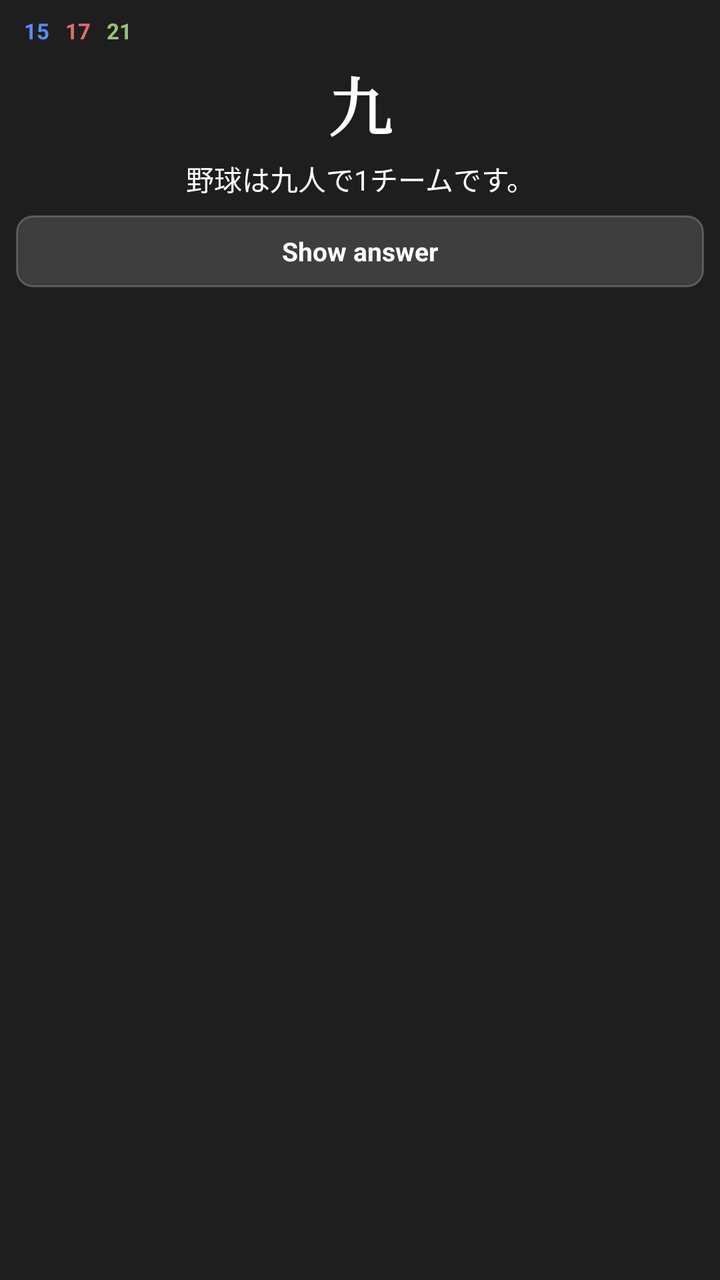
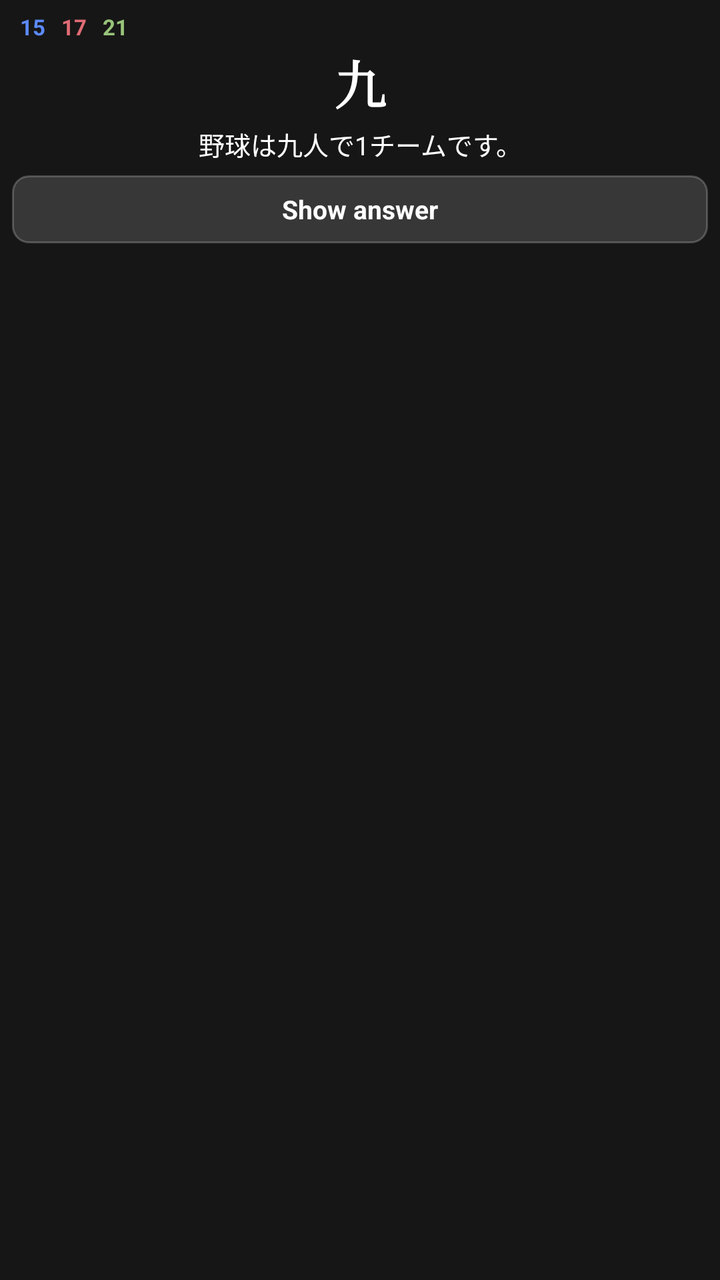

Before-and-after screenshots of an Android layout around one commit, followed by the original layout XML and the change that was made.
<!-- AndroidManifest.xml: application theme android:Theme.Material.NoActionBar -->
<!-- res/layout/notification_saku_compact.xml -->
<?xml version="1.0" encoding="utf-8"?>
<FrameLayout xmlns:android="http://schemas.android.com/apk/res/android"
    android:layout_width="match_parent"
    android:layout_height="wrap_content"
    android:background="#1E1E1E"
    android:padding="8dp">

    
    <LinearLayout
        android:id="@+id/layout_front"
        android:layout_width="match_parent"
        android:layout_height="wrap_content"
        android:orientation="vertical"
        android:gravity="center_horizontal"
        android:visibility="visible">

        
        <LinearLayout
            android:layout_width="match_parent"
            android:layout_height="wrap_content"
            android:orientation="horizontal"
            android:gravity="center_vertical"
            android:paddingHorizontal="4dp"
            android:paddingBottom="4dp">

            <TextView
                android:id="@+id/tv_front_count_new"
                android:layout_width="wrap_content"
                android:layout_height="wrap_content"
                android:text="15"
                android:textColor="#5C8AFF"
                android:textSize="11sp"
                android:textStyle="bold" />

            <TextView
                android:id="@+id/tv_front_count_learn"
                android:layout_width="wrap_content"
                android:layout_height="wrap_content"
                android:layout_marginStart="8dp"
                android:text="17"
                android:textColor="#E06C75"
                android:textSize="11sp"
                android:textStyle="bold" />

            <TextView
                android:id="@+id/tv_front_count_review"
                android:layout_width="wrap_content"
                android:layout_height="wrap_content"
                android:layout_marginStart="8dp"
                android:text="21"
                android:textColor="#98C379"
                android:textSize="11sp"
                android:textStyle="bold" />
        </LinearLayout>

        
        <TextView
            android:id="@+id/tv_front_kanji"
            android:layout_width="wrap_content"
            android:layout_height="wrap_content"
            android:gravity="center"
            android:text="九"
            android:textColor="@android:color/white"
            android:textSize="32sp"
            android:textStyle="bold"
            android:fontFamily="serif"
            android:layout_marginTop="2dp" />

        
        <TextView
            android:id="@+id/tv_front_sentence"
            android:layout_width="match_parent"
            android:layout_height="wrap_content"
            android:gravity="center"
            android:text="野球は九人で1チームです。"
            android:textColor="@android:color/white"
            android:textSize="14sp"
            android:layout_marginTop="4dp"
            android:maxLines="2"
            android:ellipsize="end" />

        
        <TextView
            android:id="@+id/btn_front_show_answer"
            android:layout_width="match_parent"
            android:layout_height="36dp"
            android:layout_marginTop="8dp"
            android:gravity="center"
            android:text="Show answer"
            android:textColor="@android:color/white"
            android:textSize="13sp"
            android:textStyle="bold"
            android:background="@drawable/bg_button_ease" />
    </LinearLayout>

    
    <LinearLayout
        android:id="@+id/layout_back"
        android:layout_width="match_parent"
        android:layout_height="wrap_content"
        android:orientation="vertical"
        android:gravity="center_horizontal"
        android:visibility="gone">

        
        <LinearLayout
            android:layout_width="match_parent"
            android:layout_height="wrap_content"
            android:orientation="horizontal"
            android:gravity="center_vertical"
            android:paddingHorizontal="4dp"
            android:paddingBottom="2dp">

            <TextView
                android:id="@+id/tv_back_count_new"
                android:layout_width="wrap_content"
                android:layout_height="wrap_content"
                android:text="15"
                android:textColor="#5C8AFF"
                android:textSize="11sp"
                android:textStyle="bold" />

            <TextView
                android:id="@+id/tv_back_count_learn"
                android:layout_width="wrap_content"
                android:layout_height="wrap_content"
                android:layout_marginStart="8dp"
                android:text="17"
                android:textColor="#E06C75"
                android:textSize="11sp"
                android:textStyle="bold" />

            <TextView
                android:id="@+id/tv_back_count_review"
                android:layout_width="wrap_content"
                android:layout_height="wrap_content"
                android:layout_marginStart="8dp"
                android:text="21"
                android:textColor="#98C379"
                android:textSize="11sp"
                android:textStyle="bold" />
        </LinearLayout>

        
        <TextView
            android:id="@+id/tv_back_furigana"
            android:layout_width="wrap_content"
            android:layout_height="wrap_content"
            android:gravity="center"
            android:text="きゅう"
            android:textColor="#CCCCCC"
            android:textSize="12sp" />

        
        <TextView
            android:id="@+id/tv_back_kanji"
            android:layout_width="wrap_content"
            android:layout_height="wrap_content"
            android:gravity="center"
            android:text="九"
            android:textColor="@android:color/white"
            android:textSize="30sp"
            android:textStyle="bold"
            android:fontFamily="serif" />

        
        <TextView
            android:id="@+id/tv_back_meaning"
            android:layout_width="wrap_content"
            android:layout_height="wrap_content"
            android:gravity="center"
            android:text="nine"
            android:textColor="@android:color/white"
            android:textSize="15sp"
            android:textStyle="bold" />

        
        <ImageView
            android:id="@+id/iv_back_sentence_canvas"
            android:layout_width="wrap_content"
            android:layout_height="wrap_content"
            android:layout_gravity="center_horizontal"
            android:layout_marginTop="4dp"
            android:adjustViewBounds="true"
            android:visibility="gone" />

        
        <TextView
            android:id="@+id/tv_back_example_furigana"
            android:layout_width="match_parent"
            android:layout_height="wrap_content"
            android:gravity="center"
            android:text="や きゅう   きゅうにん   ひと"
            android:textColor="#6CA0DC"
            android:textSize="10sp"
            android:layout_marginTop="4dp"
            android:maxLines="1" />

        
        <TextView
            android:id="@+id/tv_back_example_sentence"
            android:layout_width="match_parent"
            android:layout_height="wrap_content"
            android:gravity="center"
            android:text="野球は九人で1チームです。"
            android:textColor="@android:color/white"
            android:textSize="13sp"
            android:maxLines="1"
            android:ellipsize="end" />

        
        <TextView
            android:id="@+id/tv_back_example_trans"
            android:layout_width="match_parent"
            android:layout_height="wrap_content"
            android:gravity="center"
            android:text="In baseball there are nine people on one team."
            android:textColor="#AAAAAA"
            android:textSize="11sp"
            android:layout_marginTop="2dp"
            android:maxLines="1"
            android:ellipsize="end" />

        
        <LinearLayout
            android:layout_width="match_parent"
            android:layout_height="36dp"
            android:layout_marginTop="8dp"
            android:orientation="horizontal"
            android:gravity="center">

            <TextView
                android:id="@+id/btn_back_again"
                android:layout_width="0dp"
                android:layout_height="match_parent"
                android:layout_weight="1"
                android:layout_marginEnd="4dp"
                android:gravity="center"
                android:text="Again"
                android:textColor="#FF6B6B"
                android:textSize="12sp"
                android:textStyle="bold"
                android:background="@drawable/bg_button_ease" />

            <TextView
                android:id="@+id/btn_back_hard"
                android:layout_width="0dp"
                android:layout_height="match_parent"
                android:layout_weight="1"
                android:layout_marginEnd="4dp"
                android:gravity="center"
                android:text="Hard"
                android:textColor="#FFA94D"
                android:textSize="12sp"
                android:textStyle="bold"
                android:background="@drawable/bg_button_ease" />

            <TextView
                android:id="@+id/btn_back_open_anki"
                android:layout_width="0dp"
                android:layout_height="match_parent"
                android:layout_weight="1.2"
                android:gravity="center"
                android:text="Open Anki"
                android:textColor="#74C0FC"
                android:textSize="12sp"
                android:textStyle="bold"
                android:background="@drawable/bg_button_ease" />
        </LinearLayout>
    </LinearLayout>

</FrameLayout>
<!-- resources referenced by this layout -->
<resources>
  <!-- drawable bg_button_ease (drawable) -->
  <?xml version="1.0" encoding="utf-8"?>
  <shape xmlns:android="http://schemas.android.com/apk/res/android"
      android:shape="rectangle">
      <corners android:radius="8dp" />
      <solid android:color="#24FFFFFF" />
      <stroke
          android:width="1dp"
          android:color="#36FFFFFF" />
  </shape>
</resources>

<!-- the commit's change to res/layout/notification_saku_compact.xml (unified diff, before → after) -->
@@ -2,8 +2,8 @@
 <FrameLayout xmlns:android="http://schemas.android.com/apk/res/android"
     android:layout_width="match_parent"
     android:layout_height="wrap_content"
-    android:background="#1E1E1E"
-    android:padding="8dp">
+    android:background="#161616"
+    android:padding="6dp">
 
     
     <LinearLayout
@@ -20,8 +20,7 @@
             android:layout_height="wrap_content"
             android:orientation="horizontal"
             android:gravity="center_vertical"
-            android:paddingHorizontal="4dp"
-            android:paddingBottom="4dp">
+            android:paddingHorizontal="4dp">
 
             <TextView
                 android:id="@+id/tv_front_count_new"
@@ -61,7 +60,7 @@
             android:gravity="center"
             android:text="九"
             android:textColor="@android:color/white"
-            android:textSize="32sp"
+            android:textSize="26sp"
             android:textStyle="bold"
             android:fontFamily="serif"
             android:layout_marginTop="2dp" />
@@ -74,17 +73,17 @@
             android:gravity="center"
             android:text="野球は九人で1チームです。"
             android:textColor="@android:color/white"
-            android:textSize="14sp"
-            android:layout_marginTop="4dp"
-            android:maxLines="2"
+            android:textSize="13sp"
+            android:layout_marginTop="2dp"
+            android:maxLines="1"
             android:ellipsize="end" />
 
         
         <TextView
             android:id="@+id/btn_front_show_answer"
             android:layout_width="match_parent"
-            android:layout_height="36dp"
-            android:layout_marginTop="8dp"
+            android:layout_height="34dp"
+            android:layout_marginTop="6dp"
             android:gravity="center"
             android:text="Show answer"
             android:textColor="@android:color/white"
@@ -108,8 +107,7 @@
             android:layout_height="wrap_content"
             android:orientation="horizontal"
             android:gravity="center_vertical"
-            android:paddingHorizontal="4dp"
-            android:paddingBottom="2dp">
+            android:paddingHorizontal="4dp">
 
             <TextView
                 android:id="@+id/tv_back_count_new"
@@ -149,30 +147,39 @@
             android:gravity="center"
             android:text="きゅう"
             android:textColor="#CCCCCC"
-            android:textSize="12sp" />
-
-        
-        <TextView
-            android:id="@+id/tv_back_kanji"
-            android:layout_width="wrap_content"
-            android:layout_height="wrap_content"
-            android:gravity="center"
-            android:text="九"
-            android:textColor="@android:color/white"
-            android:textSize="30sp"
-            android:textStyle="bold"
-            android:fontFamily="serif" />
-
-        
-        <TextView
-            android:id="@+id/tv_back_meaning"
-            android:layout_width="wrap_content"
-            android:layout_height="wrap_content"
-            android:gravity="center"
-            android:text="nine"
-            android:textColor="@android:color/white"
-            android:textSize="15sp"
-            android:textStyle="bold" />
+            android:textSize="11sp" />
+
+        
+        <LinearLayout
+            android:layout_width="wrap_content"
+            android:layout_height="wrap_content"
+            android:orientation="horizontal"
+            android:gravity="center_vertical">
+
+            <TextView
+                android:id="@+id/tv_back_kanji"
+                android:layout_width="wrap_content"
+                android:layout_height="wrap_content"
+                android:gravity="center"
+                android:text="九"
+                android:textColor="@android:color/white"
+                android:textSize="22sp"
+                android:textStyle="bold"
+                android:fontFamily="serif" />
+
+            <TextView
+                android:id="@+id/tv_back_meaning"
+                android:layout_width="wrap_content"
+                android:layout_height="wrap_content"
+                android:layout_marginStart="8dp"
+                android:gravity="center"
+                android:text="nine"
+                android:textColor="@android:color/white"
+                android:textSize="14sp"
+                android:textStyle="bold"
+                android:maxLines="1"
+                android:ellipsize="end" />
+        </LinearLayout>
 
         
         <ImageView
@@ -180,7 +187,7 @@
             android:layout_width="wrap_content"
             android:layout_height="wrap_content"
             android:layout_gravity="center_horizontal"
-            android:layout_marginTop="4dp"
+            android:layout_marginTop="2dp"
             android:adjustViewBounds="true"
             android:visibility="gone" />
 
@@ -190,10 +197,10 @@
             android:layout_width="match_parent"
             android:layout_height="wrap_content"
             android:gravity="center"
-            android:text="や きゅう   きゅうにん   ひと"
-            android:textColor="#6CA0DC"
+            android:text="や きゅう   きゅうにん"
+            android:textColor="#51CF66"
             android:textSize="10sp"
-            android:layout_marginTop="4dp"
+            android:layout_marginTop="2dp"
             android:maxLines="1" />
 
         
@@ -204,7 +211,7 @@
             android:gravity="center"
             android:text="野球は九人で1チームです。"
             android:textColor="@android:color/white"
-            android:textSize="13sp"
+            android:textSize="12sp"
             android:maxLines="1"
             android:ellipsize="end" />
 
@@ -216,16 +223,15 @@
             android:gravity="center"
             android:text="In baseball there are nine people on one team."
             android:textColor="#AAAAAA"
-            android:textSize="11sp"
-            android:layout_marginTop="2dp"
+            android:textSize="10sp"
             android:maxLines="1"
             android:ellipsize="end" />
 
         
         <LinearLayout
             android:layout_width="match_parent"
-            android:layout_height="36dp"
-            android:layout_marginTop="8dp"
+            android:layout_height="32dp"
+            android:layout_marginTop="6dp"
             android:orientation="horizontal"
             android:gravity="center">
 
@@ -234,11 +240,11 @@
                 android:layout_width="0dp"
                 android:layout_height="match_parent"
                 android:layout_weight="1"
-                android:layout_marginEnd="4dp"
+                android:layout_marginEnd="3dp"
                 android:gravity="center"
                 android:text="Again"
                 android:textColor="#FF6B6B"
-                android:textSize="12sp"
+                android:textSize="11sp"
                 android:textStyle="bold"
                 android:background="@drawable/bg_button_ease" />
 
@@ -247,11 +253,24 @@
                 android:layout_width="0dp"
                 android:layout_height="match_parent"
                 android:layout_weight="1"
-                android:layout_marginEnd="4dp"
+                android:layout_marginEnd="3dp"
                 android:gravity="center"
                 android:text="Hard"
                 android:textColor="#FFA94D"
-                android:textSize="12sp"
+                android:textSize="11sp"
+                android:textStyle="bold"
+                android:background="@drawable/bg_button_ease" />
+
+            <TextView
+                android:id="@+id/btn_back_good"
+                android:layout_width="0dp"
+                android:layout_height="match_parent"
+                android:layout_weight="1"
+                android:layout_marginEnd="3dp"
+                android:gravity="center"
+                android:text="Good"
+                android:textColor="#51CF66"
+                android:textSize="11sp"
                 android:textStyle="bold"
                 android:background="@drawable/bg_button_ease" />
 
@@ -263,7 +282,7 @@
                 android:gravity="center"
                 android:text="Open Anki"
                 android:textColor="#74C0FC"
-                android:textSize="12sp"
+                android:textSize="11sp"
                 android:textStyle="bold"
                 android:background="@drawable/bg_button_ease" />
         </LinearLayout>
